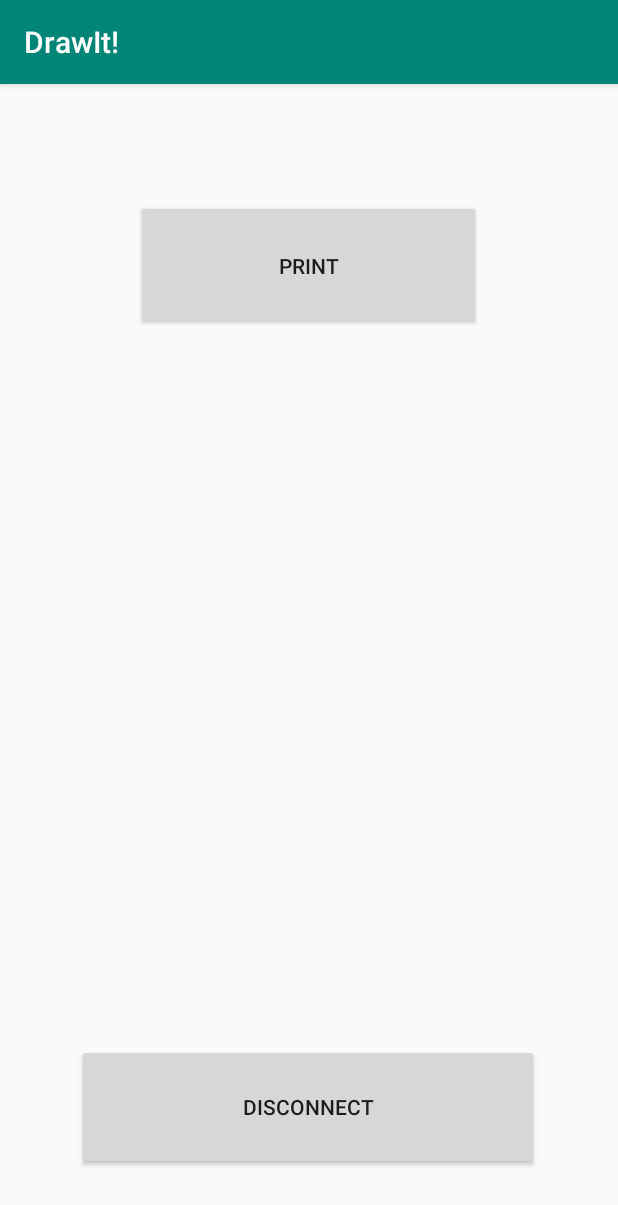
After one commit to jroge-uagrm/DrawIt, an Android app: the ConnectedToDevice screen opened directly, with no data from a screen before it, on a phone screen of 412 x 824 dp. The commit adds this screen. Shown: the top 1205 px of the screen. Run offline under Robolectric (Android 15) with nearby library versions, the phone set to English and light mode, and no system bars; network calls fail; Roboto replaces fonts that are not available here; 6 statements that could not run were skipped.

Commit message:
Connected to bluetooth and list Of points

```diff
--- /dev/null
+++ b/app/src/main/java/com/jriz/drawit/ConnectedThread.java
@@ -0,0 +1,61 @@
+package com.jriz.drawit;
+
+import android.bluetooth.BluetoothSocket;
+import android.os.Handler;
+
+import java.io.IOException;
+import java.io.InputStream;
+import java.io.OutputStream;
+
+public class ConnectedThread extends Thread
+{
+    private Handler bluetoothIn;
+    private int handlerState;
+    private final InputStream mmInStream;
+    private final OutputStream mmOutStream;
+    private boolean importantIndicator;
+
+    public ConnectedThread(BluetoothSocket socket,Handler newBluetoothIn,int newHandlerState){
+        importantIndicator =true;
+        handlerState=newHandlerState;
+        bluetoothIn=newBluetoothIn;
+        InputStream tmpIn = null;
+        OutputStream tmpOut = null;
+        try{
+            tmpIn = socket.getInputStream();
+            tmpOut = socket.getOutputStream();
+        } catch (IOException e) {
+        }
+        mmInStream = tmpIn;
+        mmOutStream = tmpOut;
+    }
+
+    public void run()
+    {
+        byte[] buffer = new byte[256];
+        int bytes;
+        while (importantIndicator) {
+            try {
+                bytes = mmInStream.read(buffer);
+                String readMessage = new String(buffer, 0, bytes);
+                bluetoothIn.obtainMessage(handlerState, bytes, -1, readMessage).sendToTarget();
+            } catch (IOException e) {
+                break;
+            }
+        }
+    }
+    public boolean write(String input)
+    {
+        try {
+            mmOutStream.write(input.getBytes());
+            return true;
+        }
+        catch (IOException e)
+        {
+            return false;
+            //si no es posible enviar datos se cierra la conexión
+            //Toast.makeText(getBaseContext(), "La Conexión fallo", Toast.LENGTH_LONG).show();
+            //finish();
+        }
+    }
+}
--- /dev/null
+++ b/app/src/main/java/com/jriz/drawit/ConnectedToDevice.java
@@ -0,0 +1,203 @@
+package com.jriz.drawit;
+
+import android.annotation.SuppressLint;
+import android.bluetooth.BluetoothAdapter;
+import android.bluetooth.BluetoothDevice;
+import android.bluetooth.BluetoothSocket;
+import android.content.Intent;
+import android.os.Bundle;
+import android.os.Handler;
+import android.util.Log;
+import android.view.View;
+import android.widget.Button;
+import android.widget.Toast;
+
+import androidx.appcompat.app.AppCompatActivity;
+
+import com.google.gson.Gson;
+import com.jriz.drawit.Structure.Object;
+import com.jriz.drawit.Structure.Point;
+import com.jriz.drawit.Structure.Polygon;
+
+import java.io.IOException;
+import java.util.LinkedList;
+import java.util.Objects;
+import java.util.UUID;
+
+public class ConnectedToDevice extends AppCompatActivity {
+
+    //TO MAKE TESTS
+    Button btnPrint, btnDisconnect;
+
+    private BluetoothAdapter btAdapter;
+    private BluetoothSocket btSocket;
+    private StringBuilder DataStringIN;
+    private ConnectedThread myConnectionBT;
+    private UUID BTMODULEUUID;
+    private int handlerState;
+    private Object object;
+    private boolean imprimiendo;
+    private LinkedList<String> tramaList;
+
+    @SuppressLint("HandlerLeak")
+    @Override
+    protected void onCreate(Bundle savedInstanceState) {
+        super.onCreate(savedInstanceState);
+        setContentView(R.layout.activity_connected_to_device);
+        handlerState = 0;
+        DataStringIN = new StringBuilder();
+        BTMODULEUUID = UUID.fromString("00001101-0000-1000-8000-00805F9B34FB");
+        btnPrint = findViewById(R.id.print);
+        btnDisconnect = findViewById(R.id.disconnect);
+        btAdapter = BluetoothAdapter.getDefaultAdapter();
+        VerificarEstadoBT();
+        btnPrint.setOnClickListener(new View.OnClickListener() {
+            @Override
+            public void onClick(View v) {
+                btnPrint.setEnabled(false);
+                setNewObject(Objects.requireNonNull(getIntent().getExtras().getString("objetojsonb")));
+                startPrint();
+                btnPrint.setEnabled(true);
+            }
+        });
+        btnDisconnect.setOnClickListener(new View.OnClickListener() {
+            @Override
+            public void onClick(View v) {
+                if (btSocket != null) {
+                    try {
+                        btSocket.close();
+                    } catch (IOException e) {
+                        Toast.makeText(getBaseContext(), "Error", Toast.LENGTH_SHORT).show();
+                        ;
+                    }
+                }
+                finish();
+            }
+        });
+    }
+    void startPrint() {
+        tramaList = new LinkedList<String>();
+        String trama = "";
+        int pointCount;
+        for (Polygon polygon : object.polygonList) {
+            pointCount = 0;
+            for (int j = 0; j <= polygon.pointList.size() - 1; j++) {
+                Point point = polygon.getPoint(j);
+                //First trama is to go at the start of the polygon
+                if (j == 0) {
+                    trama = "l*" + point.toString();
+                    tramaList.add(trama);
+                    //Second trama is to start to draw the polygon
+                    trama = "b";
+                }
+                //Each of this kind of tramas are to draw the polygon
+                else if (pointCount == 5) {
+                    tramaList.add(trama);
+                    trama = "*" + point.toString();
+                    pointCount = 1;
+                }
+                //Adding points to a trama
+                else {
+                    trama += "*" + point.toString();
+                    pointCount++;
+                }
+            }
+            tramaList.add(trama);
+        }
+        String cadena="";
+        for(String t:tramaList){
+            cadena+=t+"|";
+        }
+        Log.d("TAG","INICIO"+cadena+"FIN");
+    }
+
+    private Point convert(Point newActPoint) {
+//        float newX = (((newActPoint.x * 100) / W) - 50) * 2;
+//        float newY = (((newActPoint.x * 100) / H) - 50) * (-2);
+//        act = new Point(newX, newY);
+//        Point p = new Point(act.x - ant.x, act.y - ant.y);
+//        ant = act;
+//        //return p;
+        return newActPoint;
+    }
+
+    void setNewObject(String objectJson) {
+        if (objectJson.equals(Constants.NULL)) {
+            object = new Object();
+        } else {
+            Gson gson = new Gson();
+            this.object = gson.fromJson(objectJson, Object.class);
+        }
+    }
+
+    private BluetoothSocket createBluetoothSocket(BluetoothDevice device) throws IOException {
+        return device.createRfcommSocketToServiceRecord(BTMODULEUUID);
+    }
+
+    @SuppressLint("HandlerLeak")
+    @Override
+    public void onResume() {
+        super.onResume();
+        Intent intent = getIntent();
+        String address = intent.getStringExtra(BluetoothDevices.EXTRA_DEVICE_ADDRESS);//<-<- PARTE A MODIFICAR >->->
+        BluetoothDevice device = btAdapter.getRemoteDevice(address);
+        try {
+            btSocket = createBluetoothSocket(device);
+        } catch (IOException e) {
+            Toast.makeText(getBaseContext(), "La creacción del Socket fallo", Toast.LENGTH_LONG).show();
+        }
+        try {
+            btSocket.connect();
+        } catch (IOException e) {
+            try {
+                btSocket.close();
+            } catch (IOException e2) {
+                Toast.makeText(this, Constants.SHOW_UPS, Toast.LENGTH_SHORT).show();
+            }
+        }
+        myConnectionBT = new ConnectedThread(
+                btSocket,
+                new Handler() {
+                    public void handleMessage(android.os.Message msg) {
+                        if (msg.what == handlerState) {
+                            String readMessage = (String) msg.obj;
+                            DataStringIN.append(readMessage);
+                            int endOfLineIndex = DataStringIN.indexOf("#");
+                            if (endOfLineIndex > 0) {
+                                imprimiendo = false;
+                                String dataInPrint = DataStringIN.substring(0, endOfLineIndex);
+                                DataStringIN.delete(0, DataStringIN.length());
+                                Toast.makeText(ConnectedToDevice.this, Boolean.toString(imprimiendo), Toast.LENGTH_SHORT).show();
+                                if (dataInPrint.contains(",")) {
+                                    //poner ancho y alto
+                                }
+                            }
+                        }
+                    }
+                }
+                , handlerState);
+        myConnectionBT.start();
+    }
+
+    @Override
+    public void onPause() {
+        super.onPause();
+        try {
+            btSocket.close();
+        } catch (IOException e2) {
+            Toast.makeText(this, Constants.SHOW_UPS, Toast.LENGTH_SHORT).show();
+        }
+    }
+
+    private void VerificarEstadoBT() {
+        if (btAdapter == null) {
+            Toast.makeText(getBaseContext(), "El dispositivo no soporta bluetooth", Toast.LENGTH_LONG).show();
+        } else {
+            if (btAdapter.isEnabled()) {
+            } else {
+                Intent enableBtIntent = new Intent(BluetoothAdapter.ACTION_REQUEST_ENABLE);
+                startActivityForResult(enableBtIntent, 1);
+            }
+        }
+    }
+}
--- a/app/src/main/java/com/jriz/drawit/Structure/Object.java
+++ b/app/src/main/java/com/jriz/drawit/Structure/Object.java
@@ -30,6 +30,10 @@ public class Object {
         }else{
             this.polygonList.getLast().addPoint(newPoint);
         }
+    }
+
+    public Polygon getPolygon(int index){
+        return polygonList.get(index);
     }
     //Usado para borrar una linea
     public void removeLastPoint(){
--- a/app/src/main/java/com/jriz/drawit/Structure/Point.java
+++ b/app/src/main/java/com/jriz/drawit/Structure/Point.java
@@ -8,4 +8,8 @@ public class Point {
         this.x=x;
         this.y=y;
     }
+    @Override
+    public String toString(){
+        return Integer.toString((int)x)+","+Integer.toString((int)y);
+    }
 }
--- a/app/src/main/java/com/jriz/drawit/Structure/Polygon.java
+++ b/app/src/main/java/com/jriz/drawit/Structure/Polygon.java
@@ -23,7 +23,7 @@ public class Polygon {
     public Point getFirstPoint(){
         return this.getPoint((byte)0);
     }
-    public Point getPoint(byte index){
+    public Point getPoint(int index){
         return this.pointList.get(index);
     }
     public Point getLastPoint(){
--- /dev/null
+++ b/app/src/main/res/layout/activity_connected_to_device.xml
@@ -0,0 +1,33 @@
+<?xml version="1.0" encoding="utf-8"?>
+<androidx.constraintlayout.widget.ConstraintLayout xmlns:android="http://schemas.android.com/apk/res/android"
+    xmlns:app="http://schemas.android.com/apk/res-auto"
+    xmlns:tools="http://schemas.android.com/tools"
+    android:layout_width="match_parent"
+    android:layout_height="match_parent"
+    tools:context=".ConnectedToDevice">
+
+    <Button
+        android:id="@+id/print"
+        android:layout_width="230dp"
+        android:layout_height="87dp"
+        android:text="@string/print"
+        app:layout_constraintBottom_toBottomOf="@+id/disconnect"
+        app:layout_constraintEnd_toEndOf="parent"
+        app:layout_constraintHorizontal_bias="0.497"
+        app:layout_constraintStart_toStartOf="parent"
+        app:layout_constraintTop_toTopOf="parent"
+        app:layout_constraintVertical_bias="0.121" />
+
+    <Button
+        android:id="@+id/disconnect"
+        android:layout_width="308dp"
+        android:layout_height="84dp"
+        android:text="@string/disconnect"
+        app:layout_constraintBottom_toBottomOf="parent"
+        app:layout_constraintEnd_toEndOf="parent"
+        app:layout_constraintHorizontal_bias="0.495"
+        app:layout_constraintStart_toStartOf="parent"
+        app:layout_constraintTop_toTopOf="parent"
+        app:layout_constraintVertical_bias="0.936" />
+
+</androidx.constraintlayout.widget.ConstraintLayout>
--- a/app/src/main/res/values/strings.xml
+++ b/app/src/main/res/values/strings.xml
@@ -13,4 +13,9 @@
     <string name="txtSaveDraw">Save</string>
     <string name="txtPrintDraw">Print...</string>
     <string name="dispositivos_vinculados">Dispositivos Vinculados</string>
+    <string name="bluetooth_devices">Bluetooth devices</string>
+    <string name="send_message">Send message</string>
+    <string name="disconnect">Disconnect</string>
+    <string name="buffer_in">Buffer In:</string>
+    <string name="print">PRINT</string>
 </resources>
```
Also changed, not shown: app/src/main/AndroidManifest.xml (+5 -3 lines), app/src/main/java/com/jriz/drawit/BluetoothDevices.java (+67 -2 lines), app/src/main/java/com/jriz/drawit/Controller.java (+8 -12 lines), app/src/main/res/layout/activity_bluetooth_devices.xml (+7 -8 lines).
